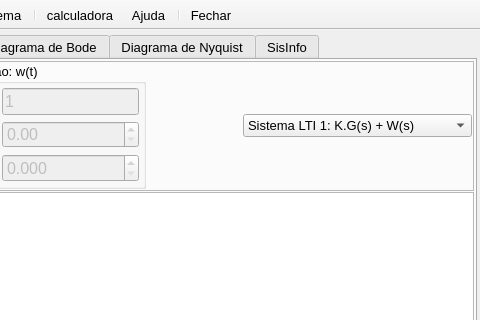
Above: MainWindow.ui from miguelmoreto/labcontrole before the change; both pictures show x 320 to 800 and y 0 to 320 of the 800 by 600 pixel window. Below: the same form after it.
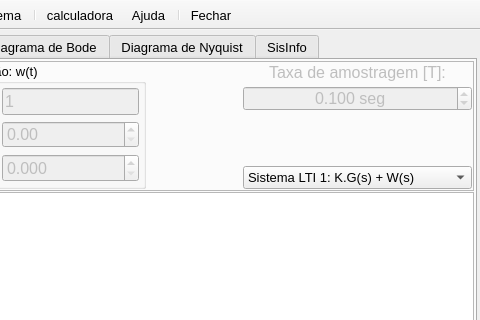
That is the form after the change. The open tabs and pages were chosen to show the change. Icons and pictures are not drawn. Custom widgets are drawn as their Qt base class.

Commit message: Added discrete time system interface.

The edit to the form file:
```diff
--- a/MainWindow.ui
+++ b/MainWindow.ui
@@ -604,7 +604,115 @@
             </spacer>
            </item>
            <item>
+            <layout class="QVBoxLayout" name="verticalLayout_10">
+             <item>
+              <widget class="QLabel" name="labelTk">
+               <property name="enabled">
+                <bool>false</bool>
+               </property>
+               <property name="sizePolicy">
+                <sizepolicy hsizetype="Preferred" vsizetype="Preferred">
+                 <horstretch>0</horstretch>
+                 <verstretch>0</verstretch>
+                </sizepolicy>
+               </property>
+               <property name="minimumSize">
+                <size>
+                 <width>0</width>
+                 <height>0</height>
+                </size>
+               </property>
+               <property name="maximumSize">
+                <size>
+                 <width>16777215</width>
+                 <height>25</height>
+                </size>
+               </property>
+               <property name="font">
+                <font>
+                 <pointsize>12</pointsize>
+                </font>
+               </property>
+               <property name="toolTip">
+                <string>Taxa de amostragem do sistema discreto</string>
+               </property>
+               <property name="text">
+                <string>Taxa de amostragem [T]:</string>
+               </property>
+               <property name="alignment">
+                <set>Qt::AlignCenter</set>
+               </property>
+              </widget>
+             </item>
+             <item>
+              <widget class="QDoubleSpinBox" name="doubleSpinBoxTk">
+               <property name="enabled">
+                <bool>false</bool>
+               </property>
+               <property name="sizePolicy">
+                <sizepolicy hsizetype="Expanding" vsizetype="Minimum">
+                 <horstretch>0</horstretch>
+                 <verstretch>0</verstretch>
+                </sizepolicy>
+               </property>
+               <property name="minimumSize">
+                <size>
+                 <width>0</width>
+                 <height>25</height>
+                </size>
+               </property>
+               <property name="maximumSize">
+                <size>
+                 <width>16777215</width>
+                 <height>25</height>
+                </size>
+               </property>
+               <property name="font">
+                <font>
+                 <pointsize>12</pointsize>
+                </font>
+               </property>
+               <property name="toolTip">
+                <string>Entre com a taxa de amostragem do controlador discreto em segundos</string>
+               </property>
+               <property name="alignment">
+                <set>Qt::AlignCenter</set>
+               </property>
+               <property name="suffix">
+                <string> seg</string>
+               </property>
+               <property name="decimals">
+                <number>3</number>
+               </property>
+               <property name="singleStep">
+                <double>0.050000000000000</double>
+               </property>
+               <property name="value">
+                <double>0.100000000000000</double>
+               </property>
+              </widget>
+             </item>
+             <item>
+              <spacer name="verticalSpacer_20">
+               <property name="orientation">
+                <enum>Qt::Vertical</enum>
+               </property>
+               <property name="sizeHint" stdset="0">
+                <size>
+                 <width>20</width>
+                 <height>40</height>
+                </size>
+               </property>
+              </spacer>
+             </item>
+             <item>
             <widget class="QComboBox" name="comboBoxSys">
+               <property name="sizePolicy">
+                <sizepolicy hsizetype="Preferred" vsizetype="Fixed">
+                 <horstretch>0</horstretch>
+                 <verstretch>1</verstretch>
+                </sizepolicy>
+               </property>
              <property name="toolTip">
               <string>Seleção do tipo de sistema a ser analisado</string>
              </property>
@@ -637,6 +745,8 @@
               </property>
              </item>
             </widget>
+             </item>
+            </layout>
            </item>
           </layout>
          </widget>
```
Left out of the diff: 2 changed lines with no effect on the pictures. Lines whose indentation alone changed are shown as unchanged. The commit also changes 5 other files.
